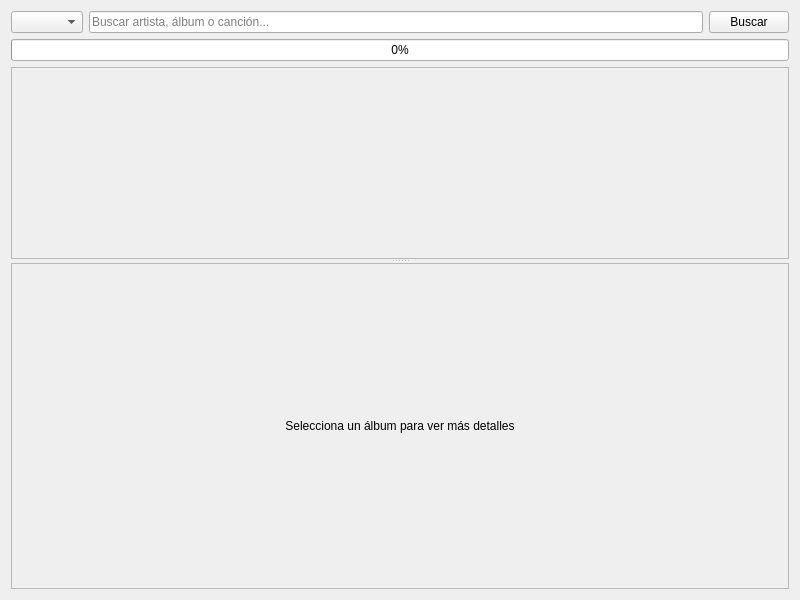
Old version of the form ui/widget_player_module.ui in the repository volteret4/mfuz.
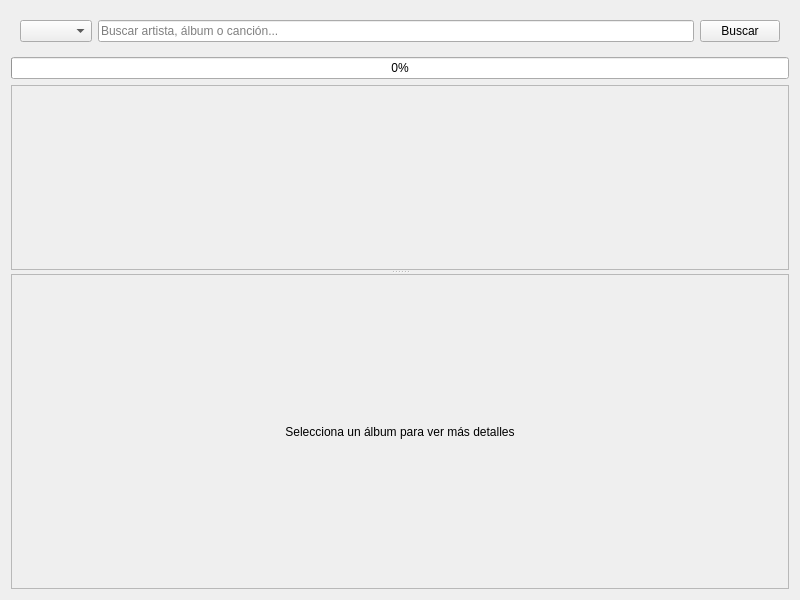
New version of the form.

Diff of the .ui file:
```diff
--- a/ui/widget_player_module.ui
+++ b/ui/widget_player_module.ui
@@ -15,6 +15,7 @@
   </property>
   <layout class="QVBoxLayout" name="main_layout">
    <item>
+    <widget class="QFrame" name="search_layout_2">
     <layout class="QHBoxLayout" name="search_layout">
      <item>
       <widget class="QComboBox" name="source_combo"/>
@@ -34,6 +35,7 @@
       </widget>
      </item>
     </layout>
+    </widget>
    </item>
    <item>
     <widget class="QProgressBar" name="progress_bar">
@@ -56,10 +58,16 @@
         <rect>
          <x>0</x>
          <y>0</y>
-         <width>778</width>
-         <height>261</height>
+         <width>780</width>
+         <height>182</height>
         </rect>
        </property>
+       <property name="sizePolicy">
+        <sizepolicy hsizetype="Preferred" vsizetype="Expanding">
+         <horstretch>0</horstretch>
+         <verstretch>0</verstretch>
+        </sizepolicy>
+       </property>
        <layout class="QVBoxLayout" name="results_layout"/>
       </widget>
      </widget>
```
Left out of the diff: 8 changed lines with no effect on the pictures. Lines whose indentation alone changed are shown as unchanged.
